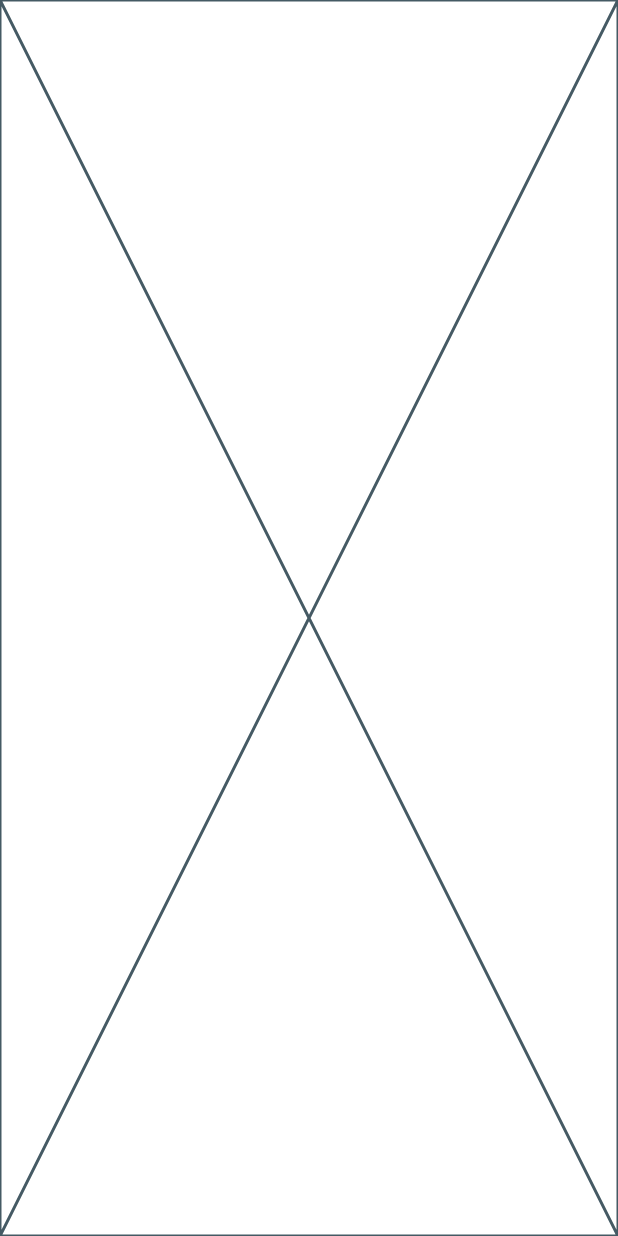
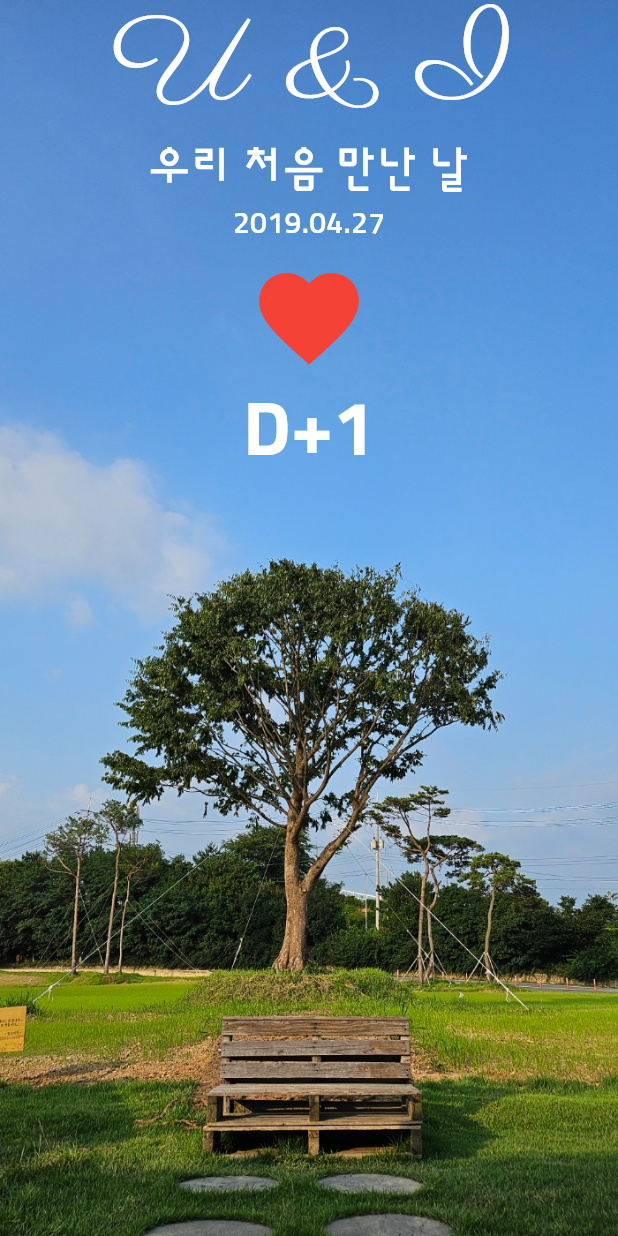
Before and after one commit to cjyoun/kotlin_practice, a Flutter app: the screen it shows after launch, on a phone screen of 412 x 824 dp. Run offline on Flutter 3.47's test engine with Material 3 defaults, Android fonts, the phone set to English and light mode, and no system bars.

Commit message:
테마 설정하고 적용하기

```diff
--- a/day_counting/day_counting/lib/screen/home_screen.dart
+++ b/day_counting/day_counting/lib/screen/home_screen.dart
@@ -1,11 +1,55 @@
 import 'package:flutter/material.dart';
-
 
 class HomeScreen extends StatelessWidget {
   const HomeScreen({super.key});
 
   @override
   Widget build(BuildContext context) {
-    return const Placeholder();
+    final textTheme = Theme.of(context).textTheme;
+
+    return Scaffold(
+      body: SafeArea(
+        bottom: false,
+        child: SizedBox(
+          width: MediaQuery.of(context).size.width,
+          child: Container(
+            decoration: BoxDecoration(
+              image: DecorationImage(
+                image: AssetImage('asset/img/image_4.jpg'),
+                fit: BoxFit.cover,
+              ),
+            ),
+            child: Column(
+              children: [
+                Text(
+                  'U & I',
+                  style: textTheme.displayLarge,
+                ),
+                Text(
+                  '우리 처음 만난 날',
+                  style:  textTheme.bodyLarge,
+                ),
+                Text(
+                  '2019.04.27',
+                  style:  textTheme.bodyMedium,
+                ),
+                IconButton(
+                  onPressed: () {},
+                  icon: Icon(
+                    Icons.favorite, // 하트모양 아이콘
+                    color: Colors.red,
+                    size: 80.0,
+                  ),
+                ),
+                Text(
+                  'D+1',
+                  style:  textTheme.displayMedium,
+                ),
+              ],
+            ),
+          ),
+        ),
+      ),
+    );
   }
 }
```
Also changed, not shown: day_counting/day_counting/lib/main.dart (+24 -0 lines).
